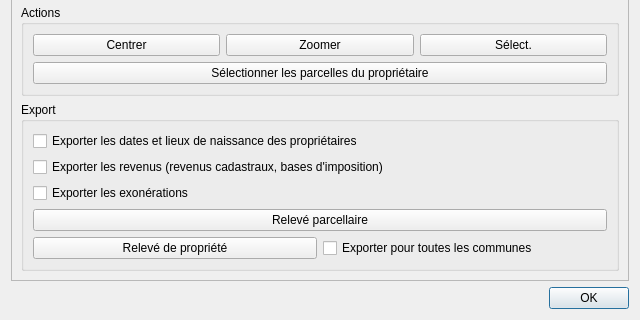
Before: the Qt Designer form cadastre/forms/cadastre_parcelle_form.ui in 3liz/QgisCadastrePlugin, drawn with Qt 5; both pictures show x 0 to 640 and y 292 to 612 of the 640 by 612 pixel window.
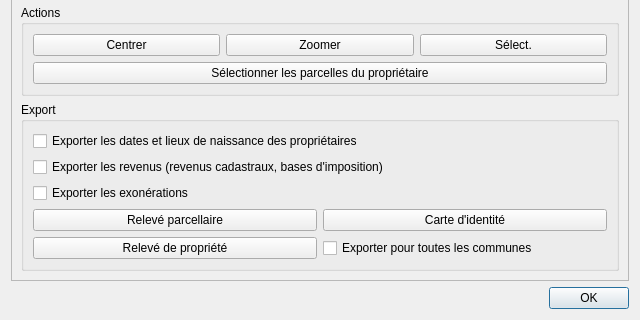
After: the same form once the commit is applied.

Commit message: Fiche - Ajout d'un export PDF d'une carte d'identité de la parcelle (infos, propriétaires, locaux)

```diff
--- a/cadastre/forms/cadastre_parcelle_form.ui
+++ b/cadastre/forms/cadastre_parcelle_form.ui
@@ -203,6 +203,16 @@
               </property>
              </widget>
             </item>
+            <item>
+             <widget class="QPushButton" name="btExportIdentite">
+              <property name="toolTip">
+               <string>Synthèse de la parcelle en PDF : informations générales, propriétaires et locaux</string>
+              </property>
+              <property name="text">
+               <string>Carte d'identité</string>
+              </property>
+             </widget>
+            </item>
            </layout>
           </item>
           <item>
```
Left out of the diff: 1 changed line with no effect on the pictures. The commit also changes 14 other files.
